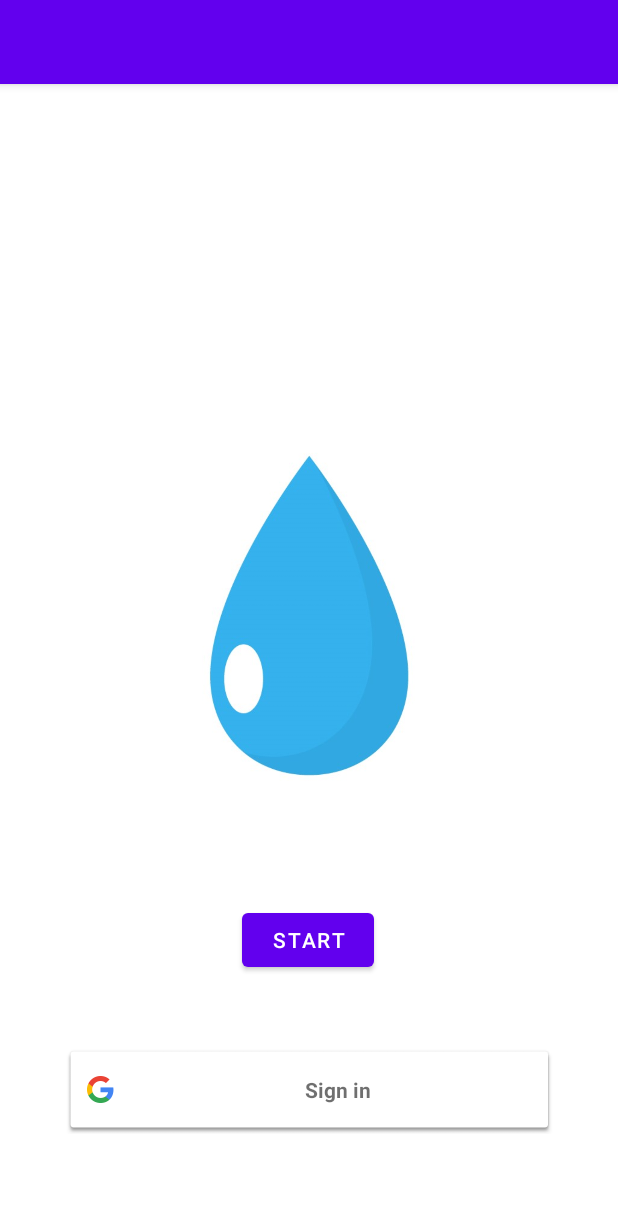
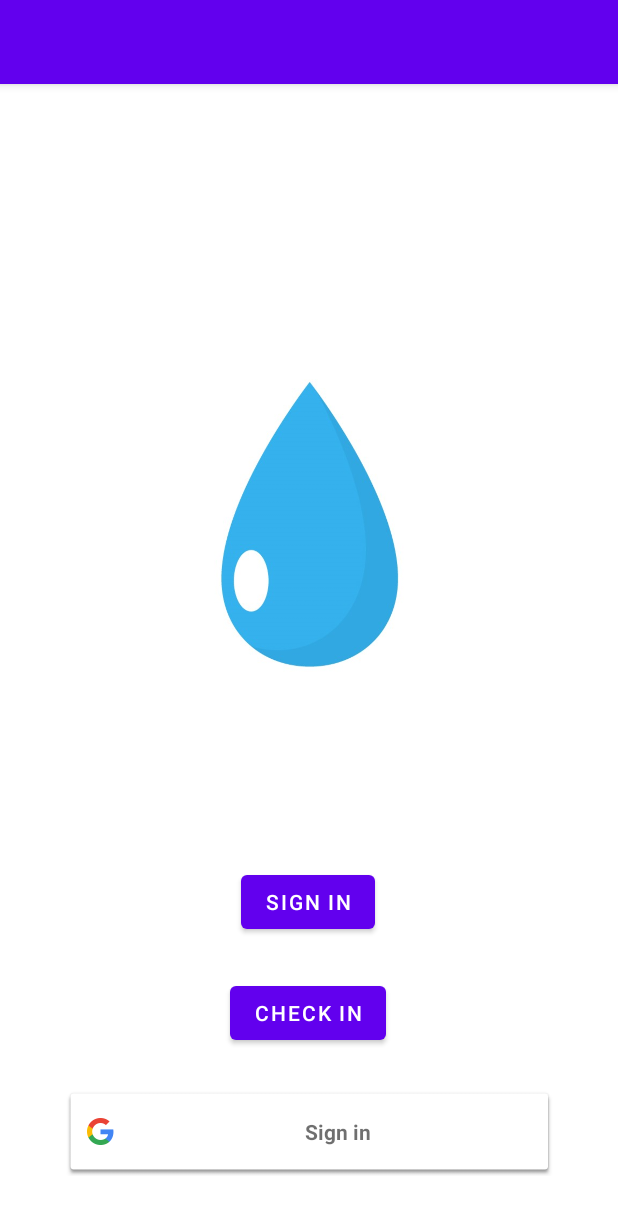
Before and after one commit to Fire-and-water/code, an Android app: the screen it shows after launch (MainActivity), on a phone screen of 412 x 824 dp. Shown: the top 1214 px of the screen. Run offline under Robolectric (Android 15) with nearby library versions, the phone set to English and light mode, and no system bars; our stand-ins replace navigation-ui.

Commit message:
added check in fragment

```diff
--- a/app/src/main/java/com/client/fire_and_water/FirstFragment.kt
+++ b/app/src/main/java/com/client/fire_and_water/FirstFragment.kt
@@ -1,13 +1,11 @@
 package com.client.fire_and_water
 
-import android.os.Build
 import android.os.Bundle
 import android.util.Log
 import androidx.fragment.app.Fragment
 import android.view.LayoutInflater
 import android.view.View
 import android.view.ViewGroup
-import androidx.annotation.RequiresApi
 import androidx.navigation.fragment.findNavController
 import com.client.fire_and_water.databinding.FragmentStartBinding
 import com.google.android.gms.auth.api.signin.GoogleSignIn
@@ -32,12 +30,15 @@ class FirstFragment : Fragment() {
         return binding.root
     }
 
-    @RequiresApi(Build.VERSION_CODES.O)
     override fun onViewCreated(view: View, savedInstanceState: Bundle?) {
         super.onViewCreated(view, savedInstanceState)
         mySnackbar = Snackbar.make(view, "can not connect to server", 10)
 
-        binding.startStartButton.setOnClickListener {
+        binding.startCheckInButton?.setOnClickListener {
+            findNavController().navigate(R.id.action_FirstFragment_to_FifthFragment)
+        }
+
+        binding.startSignInButton.setOnClickListener {
             val network : Network = (activity as MainActivity).network
             Thread {
                 try {
@@ -59,7 +60,7 @@ class FirstFragment : Fragment() {
                 mySnackbar.show()
         }
 
-        binding.startSignInButton.setOnClickListener {
+        binding.startGoogleSignInButton.setOnClickListener {
             val gso = GoogleSignInOptions.Builder(GoogleSignInOptions.DEFAULT_SIGN_IN)
                 .requestEmail()
                 .build()
@@ -67,6 +68,8 @@ class FirstFragment : Fragment() {
             val account = GoogleSignIn.getLastSignedInAccount(requireContext())
 //            updateUI(account)
         }
+
+
     }
 
     override fun onDestroyView() {
--- a/app/src/main/res/layout-land/fragment_start.xml
+++ b/app/src/main/res/layout-land/fragment_start.xml
@@ -22,10 +22,10 @@
         tools:ignore="ImageContrastCheck" />
 
     <Button
-        android:id="@+id/startStartButton"
+        android:id="@+id/startSignInButton"
         android:layout_width="wrap_content"
         android:layout_height="wrap_content"
-        android:text="@string/next"
+        android:text="@string/start_sign_in"
         app:layout_constraintBottom_toBottomOf="parent"
         app:layout_constraintEnd_toEndOf="parent"
         app:layout_constraintHorizontal_bias="0.499"
@@ -34,7 +34,7 @@
         app:layout_constraintVertical_bias="0.663" />
 
     <com.google.android.gms.common.SignInButton
-        android:id="@+id/startSignInButton"
+        android:id="@+id/startGoogleSignInButton"
         android:layout_width="327dp"
         android:layout_height="59dp"
         android:layout_marginBottom="52dp"
--- a/app/src/main/res/layout/fragment_start.xml
+++ b/app/src/main/res/layout/fragment_start.xml
@@ -10,36 +10,49 @@
 
     <ImageView
         android:id="@+id/startWaterImageView"
-        android:layout_width="wrap_content"
-        android:layout_height="wrap_content"
+        android:layout_width="367dp"
+        android:layout_height="640dp"
         android:contentDescription="@string/water_on_first_screen"
         android:src="@drawable/start_water_image"
         app:layout_constraintBottom_toBottomOf="parent"
         app:layout_constraintEnd_toEndOf="parent"
         app:layout_constraintStart_toStartOf="parent"
         app:layout_constraintTop_toTopOf="parent"
+        app:layout_constraintVertical_bias="0.0"
         tools:ignore="ImageContrastCheck" />
 
     <Button
-        android:id="@+id/startStartButton"
+        android:id="@+id/startSignInButton"
         android:layout_width="wrap_content"
         android:layout_height="wrap_content"
-        android:text="@string/next"
+        android:text="@string/start_sign_in"
         app:layout_constraintBottom_toBottomOf="parent"
         app:layout_constraintEnd_toEndOf="parent"
         app:layout_constraintHorizontal_bias="0.498"
         app:layout_constraintStart_toStartOf="parent"
         app:layout_constraintTop_toTopOf="parent"
-        app:layout_constraintVertical_bias="0.759" />
+        app:layout_constraintVertical_bias="0.724" />
 
     <com.google.android.gms.common.SignInButton
-        android:id="@+id/startSignInButton"
+        android:id="@+id/startGoogleSignInButton"
         android:layout_width="327dp"
         android:layout_height="59dp"
-        android:layout_marginBottom="68dp"
+        android:layout_marginBottom="40dp"
         android:orientation="horizontal"
         app:layout_constraintBottom_toBottomOf="parent"
         app:layout_constraintLeft_toLeftOf="parent"
         app:layout_constraintRight_toRightOf="parent" />
 
+    <Button
+        android:id="@+id/startCheckInButton"
+        android:layout_width="wrap_content"
+        android:layout_height="wrap_content"
+        android:text="@string/start_check_in"
+        app:layout_constraintBottom_toBottomOf="parent"
+        app:layout_constraintEnd_toEndOf="parent"
+        app:layout_constraintHorizontal_bias="0.498"
+        app:layout_constraintStart_toStartOf="parent"
+        app:layout_constraintTop_toTopOf="@+id/startWaterImageView"
+        app:layout_constraintVertical_bias="0.827" />
+
 </androidx.constraintlayout.widget.ConstraintLayout>
--- a/app/src/main/res/navigation/nav_graph.xml
+++ b/app/src/main/res/navigation/nav_graph.xml
@@ -14,7 +14,12 @@
         <action
             android:id="@+id/action_FirstFragment_to_SecondFragment"
             app:destination="@id/SecondFragment" />
+
+        <action
+            android:id="@+id/action_FirstFragment_to_FifthFragment"
+            app:destination="@id/FifthFragment" />
     </fragment>
+
     <fragment
         android:id="@+id/SecondFragment"
         android:name="com.client.fire_and_water.SignInFragment"
@@ -49,4 +54,15 @@
         tools:layout="@layout/fragment_connect_to_game">
 
     </fragment>
+
+    <fragment
+        android:id="@+id/FifthFragment"
+        android:name="com.client.fire_and_water.CheckInFragment"
+        android:label="@string/fifth_fragment_label"
+        tools:layout="@layout/fragment_check_in">
+
+        <action
+            android:id="@+id/action_FifthFragment_to_ThirdFragment"
+            app:destination="@id/ThirdFragment" />
+    </fragment>
 </navigation>
--- a/app/src/main/res/values/strings.xml
+++ b/app/src/main/res/values/strings.xml
@@ -5,7 +5,8 @@
     <!--    TODO rename all string constants    -->
     <string name="first_fragment_label">Hello!</string>
     <string name="second_fragment_label">Fire and water</string>
-    <string name="next">start</string>
+    <string name="start_sign_in">sign in</string>
+    <string name="start_check_in">check in</string>
     <string name="previous">return</string>
 
     <string name="hello_first_fragment">Hello, world</string>
@@ -43,4 +44,11 @@
     <string name="connect_to_game_decimal_hint">123456</string>
     <string name="connect_to_game_button_text">Connect</string>
     <string name="forth_fragment_label">ConnectToGame</string>
+    <string name="check_in_button_text">Check in</string>
+    <string name="check_in_edit_text_usernamehint">username</string>
+    <string name="check_ib_email_hint">email</string>
+    <string name="check_ib_view_text">Input your info</string>
+    <string name="check_in_repeat_password_button_text">repeat password</string>
+    <string name="check_in_password_hint">password</string>
+    <string name="fifth_fragment_label">check_in_fragment_string</string>
 </resources>
```
Also changed, not shown: app/src/main/java/com/client/fire_and_water/CheckInFragment.kt (added, +39 -0 lines), app/src/main/res/layout/fragment_check_in.xml (added, +97 -0 lines).
